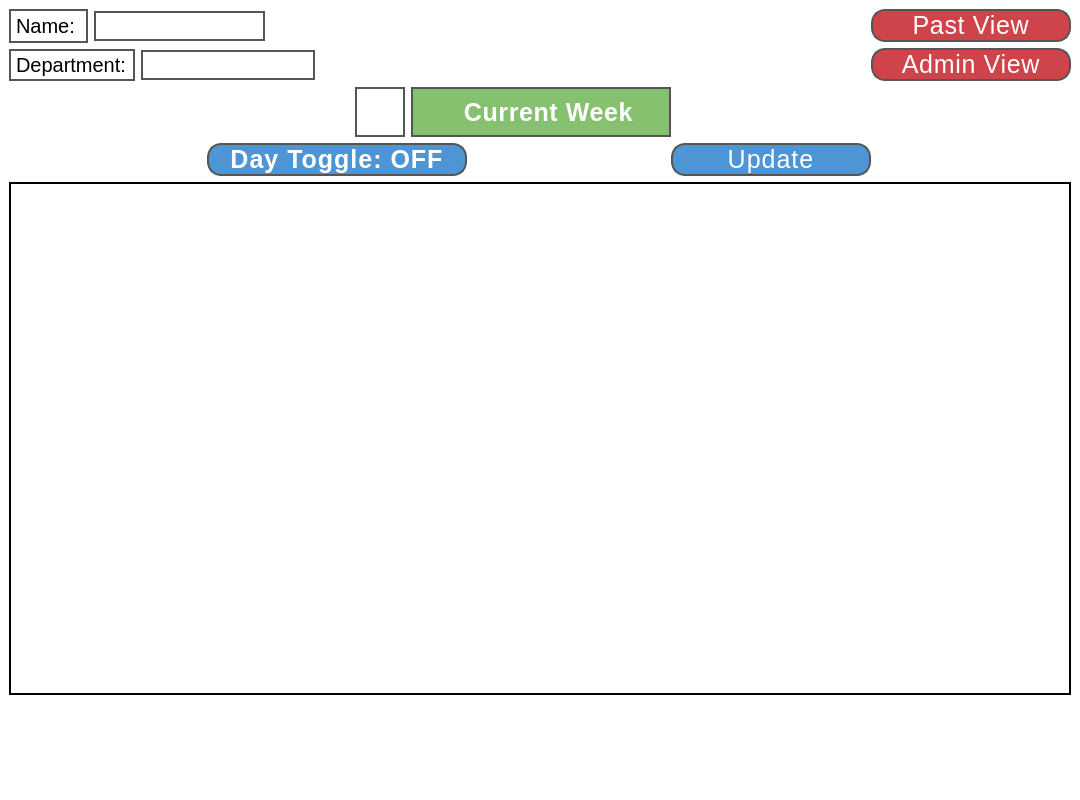
First picture: the form in Windows/CurrentView.ui, repository SEXESunny/SDEV265Final, before the edit.
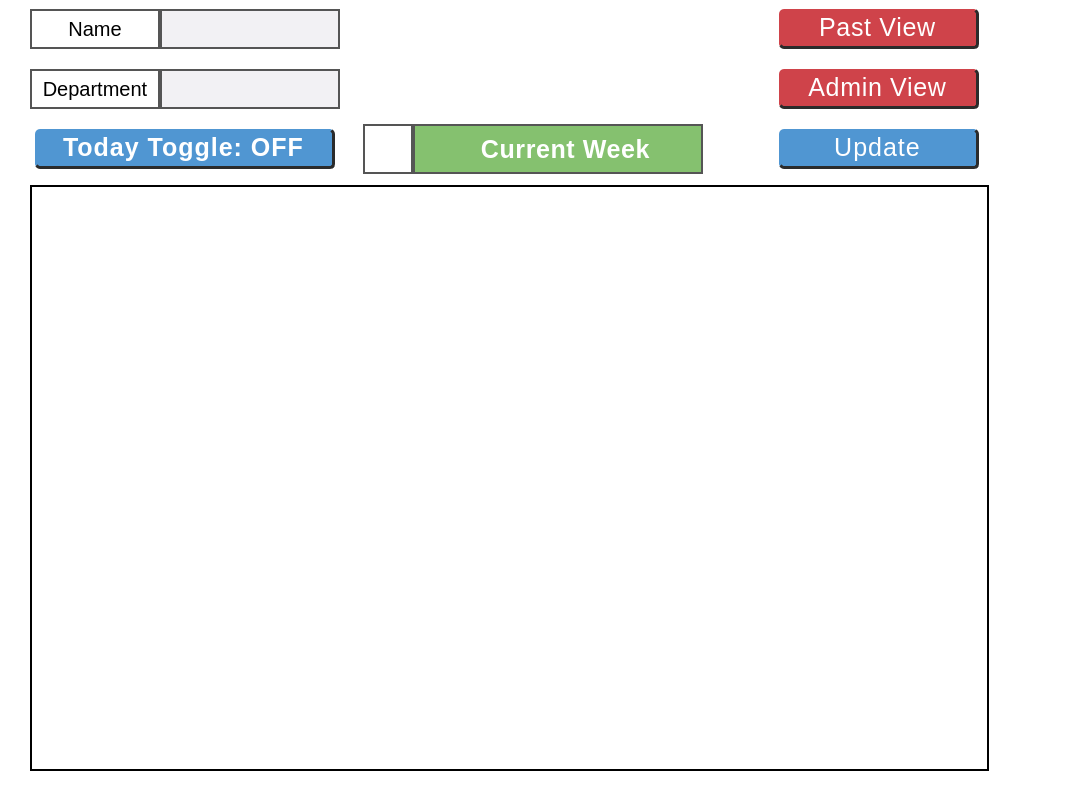
Second picture: the form after the edit. Icons and pictures are not drawn.

The edit to the form file:
```diff
--- a/Windows/CurrentView.ui
+++ b/Windows/CurrentView.ui
@@ -10,9 +10,15 @@
     <height>800</height>
    </rect>
   </property>
+  <property name="sizePolicy">
+   <sizepolicy hsizetype="Fixed" vsizetype="Fixed">
+    <horstretch>0</horstretch>
+    <verstretch>0</verstretch>
+   </sizepolicy>
+  </property>
   <property name="minimumSize">
    <size>
-    <width>200</width>
+    <width>1080</width>
     <height>800</height>
    </size>
   </property>
@@ -50,71 +56,145 @@
     </size>
    </property>
    <layout class="QGridLayout" name="gridLayout">
-    <item row="0" column="0">
-     <layout class="QHBoxLayout" name="horizontalLayout_3">
+    <item row="4" column="0">
+     <spacer name="horizontalSpacer_7">
+      <property name="orientation">
+       <enum>Qt::Orientation::Horizontal</enum>
+      </property>
+      <property name="sizeType">
+       <enum>QSizePolicy::Policy::Fixed</enum>
+      </property>
+      <property name="sizeHint" stdset="0">
+       <size>
+        <width>15</width>
+        <height>20</height>
+       </size>
+      </property>
+     </spacer>
+    </item>
+    <item row="4" column="4">
+     <layout class="QVBoxLayout" name="verticalLayout_4">
+      <item>
+       <layout class="QGridLayout" name="gridLayout_8">
       <property name="leftMargin">
-       <number>0</number>
+         <number>10</number>
       </property>
       <property name="rightMargin">
-       <number>600</number>
-      </property>
-      <item alignment="Qt::AlignmentFlag::AlignLeft">
-       <widget class="QLabel" name="name_label">
+         <number>10</number>
+        </property>
+        <item row="0" column="0">
+         <widget class="QPushButton" name="update_button">
+          <property name="sizePolicy">
+           <sizepolicy hsizetype="Fixed" vsizetype="Fixed">
+            <horstretch>0</horstretch>
+            <verstretch>0</verstretch>
+           </sizepolicy>
+          </property>
+          <property name="minimumSize">
+           <size>
+            <width>200</width>
+            <height>40</height>
+           </size>
+          </property>
         <property name="maximumSize">
          <size>
-          <width>80</width>
-          <height>16777215</height>
+            <width>200</width>
+            <height>40</height>
          </size>
         </property>
         <property name="font">
          <font>
           <family>Tahoma</family>
           <pointsize>-1</pointsize>
-         </font>
-        </property>
+            <fontweight>ExtraBold</fontweight>
+           </font>
+          </property>
+          <property name="cursor">
+           <cursorShape>PointingHandCursor</cursorShape>
+          </property>
         <property name="styleSheet">
-         <string notr="true">border: 2px solid #555; 
-background-color: white; 
-color: black; 
-font-size: 20px;</string>
+           <string notr="true">
+QPushButton {
+border: None; 
+border-radius: 5px;
+border-right: 2.7px solid rgb(43, 43, 43); 
+border-bottom: 2.7px solid rgb(43, 43, 43);
+background-color: rgb(80, 150, 210); 
+color: white; 
+letter-spacing: 1px; 
+font-size: 25px;
+}
+
+QPushButton:hover {;
+color: rgb(238, 237, 240);
+background-color: rgb(44, 112, 160);
+}
+</string>
         </property>
         <property name="text">
-         <string>Name: </string>
+           <string>Update</string>
         </property>
        </widget>
       </item>
-      <item alignment="Qt::AlignmentFlag::AlignLeft">
-       <widget class="QLineEdit" name="name_filter">
-        <property name="minimumSize">
+       </layout>
+      </item>
+     </layout>
+    </item>
+    <item row="0" column="0">
+     <spacer name="horizontalSpacer_4">
+      <property name="orientation">
+       <enum>Qt::Orientation::Horizontal</enum>
+      </property>
+      <property name="sizeType">
+       <enum>QSizePolicy::Policy::Fixed</enum>
+      </property>
+      <property name="sizeHint" stdset="0">
          <size>
-          <width>100</width>
-          <height>0</height>
-         </size>
-        </property>
-        <property name="maximumSize">
+        <width>15</width>
+        <height>20</height>
+       </size>
+      </property>
+     </spacer>
+    </item>
+    <item row="4" column="6">
+     <spacer name="horizontalSpacer_8">
+      <property name="orientation">
+       <enum>Qt::Orientation::Horizontal</enum>
+      </property>
+      <property name="sizeType">
+       <enum>QSizePolicy::Policy::Fixed</enum>
+      </property>
+      <property name="sizeHint" stdset="0">
          <size>
-          <width>200</width>
-          <height>16777215</height>
-         </size>
-        </property>
-        <property name="styleSheet">
-         <string notr="true">border: 2px solid #555; 
-background-color: white; 
-color: black; 
-font-size: 20px;</string>
-        </property>
-       </widget>
-      </item>
-     </layout>
-    </item>
-    <item row="0" column="1" rowspan="2">
-     <layout class="QVBoxLayout" name="verticalLayout_2">
-      <item>
+        <width>20</width>
+        <height>20</height>
+       </size>
+      </property>
+     </spacer>
+    </item>
+    <item row="0" column="4">
+     <layout class="QGridLayout" name="gridLayout_7">
+      <property name="topMargin">
+       <number>0</number>
+      </property>
+      <property name="horizontalSpacing">
+       <number>0</number>
+      </property>
+      <property name="verticalSpacing">
+       <number>20</number>
+      </property>
+      <item row="0" column="0">
        <widget class="QPushButton" name="past_view_button">
         <property name="minimumSize">
          <size>
           <width>200</width>
-          <height>0</height>
+          <height>40</height>
+         </size>
+        </property>
+        <property name="maximumSize">
+         <size>
+          <width>200</width>
+          <height>40</height>
          </size>
         </property>
         <property name="font">
@@ -125,24 +205,40 @@
          </font>
         </property>
         <property name="styleSheet">
-         <string notr="true">border: 2px solid #555; 
-border-radius: 14px;
+         <string notr="true">QPushButton {
+border: None; 
+border-radius: 5px;
+border-right: 2.7px solid rgb(43, 43, 43); 
+border-bottom: 2.7px solid rgb(43, 43, 43);
 background-color:rgb(207, 67, 74); 
 color: white; 
 letter-spacing: 0.7px; 
-font-size: 25px;</string>
+font-size: 25px;
+}
+
+QPushButton:hover {
+color: rgb(238, 237, 240);
+background-color: rgb(165, 48, 55);
+}
+</string>
         </property>
         <property name="text">
          <string>Past View</string>
         </property>
        </widget>
       </item>
-      <item>
+      <item row="1" column="0">
        <widget class="QPushButton" name="admin_view_button">
         <property name="minimumSize">
          <size>
           <width>200</width>
-          <height>0</height>
+          <height>40</height>
+         </size>
+        </property>
+        <property name="maximumSize">
+         <size>
+          <width>200</width>
+          <height>40</height>
          </size>
         </property>
         <property name="font">
@@ -153,12 +249,22 @@
          </font>
         </property>
         <property name="styleSheet">
-         <string notr="true">border: 2px solid #555; 
-border-radius: 14px;
+         <string notr="true">QPushButton {
+border: None; 
+border-radius: 5px;
+border-right: 2.7px solid rgb(43, 43, 43); 
+border-bottom: 2.7px solid rgb(43, 43, 43);
 background-color:rgb(207, 67, 74); 
 color: white; 
 letter-spacing: 0.7px; 
-font-size: 25px;</string>
+font-size: 25px;
+}
+
+QPushButton:hover {
+color: rgb(238, 237, 240);
+background-color: rgb(165, 48, 55);
+}
+</string>
         </property>
         <property name="text">
          <string>Admin View</string>
@@ -167,23 +273,74 @@
       </item>
      </layout>
     </item>
+    <item row="0" column="1">
+     <layout class="QGridLayout" name="gridLayout_4">
+      <item row="2" column="0">
+       <layout class="QGridLayout" name="gridLayout_5">
+        <property name="horizontalSpacing">
+         <number>0</number>
+        </property>
+        <property name="verticalSpacing">
+         <number>20</number>
+        </property>
+        <item row="0" column="0">
+         <widget class="QLabel" name="name_label">
+          <property name="sizePolicy">
+           <sizepolicy hsizetype="Fixed" vsizetype="Fixed">
+            <horstretch>0</horstretch>
+            <verstretch>0</verstretch>
+           </sizepolicy>
+          </property>
+          <property name="minimumSize">
+           <size>
+            <width>130</width>
+            <height>40</height>
+           </size>
+          </property>
+          <property name="maximumSize">
+           <size>
+            <width>130</width>
+            <height>40</height>
+           </size>
+          </property>
+          <property name="font">
+           <font>
+            <family>Tahoma</family>
+            <pointsize>-1</pointsize>
+           </font>
+          </property>
+          <property name="styleSheet">
+           <string notr="true">border: 2px solid #555; 
+background-color: white; 
+color: black; 
+font-size: 20px;</string>
+          </property>
+          <property name="text">
+           <string>Name</string>
+          </property>
+          <property name="alignment">
+           <set>Qt::AlignmentFlag::AlignCenter</set>
+          </property>
+         </widget>
+        </item>
     <item row="1" column="0">
-     <layout class="QHBoxLayout" name="horizontalLayout_4">
-      <property name="rightMargin">
-       <number>550</number>
-      </property>
-      <item alignment="Qt::AlignmentFlag::AlignLeft">
        <widget class="QLabel" name="department_label">
+          <property name="sizePolicy">
+           <sizepolicy hsizetype="Fixed" vsizetype="Fixed">
+            <horstretch>0</horstretch>
+            <verstretch>0</verstretch>
+           </sizepolicy>
+          </property>
         <property name="minimumSize">
          <size>
-          <width>50</width>
-          <height>0</height>
+            <width>130</width>
+            <height>40</height>
          </size>
         </property>
         <property name="maximumSize">
          <size>
           <width>130</width>
-          <height>16777215</height>
+            <height>40</height>
          </size>
         </property>
         <property name="font">
@@ -199,37 +356,175 @@
 font-size: 20px;</string>
         </property>
         <property name="text">
-         <string>Department: </string>
+           <string>Department</string>
+          </property>
+          <property name="alignment">
+           <set>Qt::AlignmentFlag::AlignCenter</set>
         </property>
        </widget>
       </item>
-      <item alignment="Qt::AlignmentFlag::AlignLeft">
+        <item row="1" column="1">
        <widget class="QLineEdit" name="department_filter">
+          <property name="sizePolicy">
+           <sizepolicy hsizetype="Fixed" vsizetype="Fixed">
+            <horstretch>0</horstretch>
+            <verstretch>0</verstretch>
+           </sizepolicy>
+          </property>
         <property name="minimumSize">
          <size>
-          <width>100</width>
-          <height>0</height>
+            <width>180</width>
+            <height>40</height>
          </size>
         </property>
         <property name="maximumSize">
          <size>
-          <width>200</width>
-          <height>16777215</height>
-         </size>
-        </property>
+            <width>180</width>
+            <height>40</height>
+           </size>
+          </property>
+          <property name="font">
+           <font>
+            <family>Tahoma</family>
+            <pointsize>-1</pointsize>
+           </font>
+          </property>
         <property name="styleSheet">
          <string notr="true">border: 2px solid #555; 
-background-color: white; 
+background-color: rgb(242, 241, 244); 
 color: black; 
-font-size: 20px;</string>
-        </property>
-       </widget>
-      </item>
-     </layout>
-    </item>
-    <item row="4" column="0" colspan="2">
-     <layout class="QVBoxLayout" name="verticalLayout">
+font-size: 20px;
+padding-left: 8px;</string>
+          </property>
+          <property name="text">
+           <string/>
+          </property>
+         </widget>
+        </item>
+        <item row="0" column="1">
+         <widget class="QLineEdit" name="name_filter">
+          <property name="sizePolicy">
+           <sizepolicy hsizetype="Fixed" vsizetype="Fixed">
+            <horstretch>0</horstretch>
+            <verstretch>0</verstretch>
+           </sizepolicy>
+          </property>
+          <property name="minimumSize">
+           <size>
+            <width>180</width>
+            <height>40</height>
+           </size>
+          </property>
+          <property name="maximumSize">
+           <size>
+            <width>180</width>
+            <height>40</height>
+           </size>
+          </property>
+          <property name="font">
+           <font>
+            <family>Tahoma</family>
+            <pointsize>-1</pointsize>
+           </font>
+          </property>
+          <property name="styleSheet">
+           <string notr="true">border: 2px solid #555; 
+background-color: rgb(242, 241, 244); 
+color: black; 
+font-size: 20px;
+padding-left: 8px;</string>
+          </property>
+          <property name="text">
+           <string/>
+          </property>
+         </widget>
+        </item>
+       </layout>
+      </item>
+     </layout>
+    </item>
+    <item row="6" column="6">
+     <spacer name="horizontalSpacer_3">
+      <property name="orientation">
+       <enum>Qt::Orientation::Horizontal</enum>
+      </property>
+      <property name="sizeType">
+       <enum>QSizePolicy::Policy::Fixed</enum>
+      </property>
+      <property name="sizeHint" stdset="0">
+       <size>
+        <width>20</width>
+        <height>20</height>
+       </size>
+      </property>
+     </spacer>
+    </item>
+    <item row="0" column="6">
+     <spacer name="horizontalSpacer_2">
+      <property name="orientation">
+       <enum>Qt::Orientation::Horizontal</enum>
+      </property>
+      <property name="sizeType">
+       <enum>QSizePolicy::Policy::Fixed</enum>
+      </property>
+      <property name="sizeHint" stdset="0">
+       <size>
+        <width>20</width>
+        <height>20</height>
+       </size>
+      </property>
+     </spacer>
+    </item>
+    <item row="1" column="0" colspan="7">
+     <spacer name="horizontalSpacer_5">
+      <property name="orientation">
+       <enum>Qt::Orientation::Horizontal</enum>
+      </property>
+      <property name="sizeHint" stdset="0">
+       <size>
+        <width>40</width>
+        <height>4</height>
+       </size>
+      </property>
+     </spacer>
+    </item>
+    <item row="0" column="2" colspan="2">
+     <layout class="QVBoxLayout" name="verticalLayout_7">
       <item>
+       <layout class="QGridLayout" name="gridLayout_9">
+        <property name="leftMargin">
+         <number>0</number>
+        </property>
+        <property name="rightMargin">
+         <number>20</number>
+        </property>
+        <property name="spacing">
+         <number>0</number>
+        </property>
+        <item row="0" column="0">
+         <widget class="QLabel" name="label">
+          <property name="maximumSize">
+           <size>
+            <width>211</width>
+            <height>100</height>
+           </size>
+          </property>
+          <property name="text">
+           <string/>
+          </property>
+          <property name="pixmap">
+           <pixmap>:/IMGs/subbaroo_long_name.jpg</pixmap>
+          </property>
+          <property name="scaledContents">
+           <bool>true</bool>
+          </property>
+         </widget>
+        </item>
+       </layout>
+      </item>
+     </layout>
+    </item>
+    <item row="6" column="1" colspan="4">
        <widget class="QTableView" name="current_week_time_table">
         <property name="maximumSize">
          <size>
@@ -300,120 +595,33 @@
         </property>
        </widget>
       </item>
-      <item alignment="Qt::AlignmentFlag::AlignHCenter">
-       <widget class="QLabel" name="label_2">
-        <property name="minimumSize">
-         <size>
-          <width>200</width>
-          <height>90</height>
-         </size>
-        </property>
-        <property name="maximumSize">
-         <size>
-          <width>200</width>
-          <height>90</height>
-         </size>
-        </property>
-        <property name="font">
-         <font>
-          <kerning>true</kerning>
-         </font>
-        </property>
-        <property name="text">
-         <string/>
-        </property>
-        <property name="pixmap">
-         <pixmap>:/IMGs/subbaroo_long_name.jpg</pixmap>
-        </property>
-        <property name="scaledContents">
-         <bool>true</bool>
-        </property>
-       </widget>
-      </item>
-     </layout>
-    </item>
-    <item row="3" column="0" colspan="2">
-     <layout class="QHBoxLayout" name="horizontalLayout_5">
+    <item row="4" column="2" colspan="2">
+     <layout class="QVBoxLayout" name="verticalLayout_5">
       <item>
-       <widget class="QPushButton" name="day_toggle_button">
-        <property name="sizePolicy">
-         <sizepolicy hsizetype="Fixed" vsizetype="Fixed">
-          <horstretch>0</horstretch>
-          <verstretch>0</verstretch>
-         </sizepolicy>
-        </property>
-        <property name="minimumSize">
-         <size>
-          <width>260</width>
-          <height>0</height>
-         </size>
-        </property>
-        <property name="font">
-         <font>
-          <family>Tahoma</family>
-          <pointsize>-1</pointsize>
-          <bold>true</bold>
-         </font>
-        </property>
-        <property name="styleSheet">
-         <string notr="true">border: 2px solid #555; 
-border-radius: 14px;
-background-color: rgb(78, 149, 213); 
-color: white; 
-letter-spacing: 1px; 
-font-size: 25px;</string>
-        </property>
-        <property name="text">
-         <string>Day Toggle: OFF</string>
-        </property>
-       </widget>
-      </item>
-      <item>
-       <widget class="QPushButton" name="update_button">
-        <property name="minimumSize">
-         <size>
-          <width>200</width>
-          <height>0</height>
-         </size>
-        </property>
-        <property name="maximumSize">
-         <size>
-          <width>200</width>
-          <height>16777215</height>
-         </size>
-        </property>
-        <property name="font">
-         <font>
-          <family>Tahoma</family>
-          <pointsize>-1</pointsize>
-          <fontweight>ExtraBold</fontweight>
-         </font>
-        </property>
-        <property name="styleSheet">
-         <string notr="true">border: 2px solid #555; 
-border-radius: 14px;
-background-color: rgb(78, 149, 213); 
-color: white; 
-letter-spacing: 1px; 
-font-size: 25px;</string>
-        </property>
-        <property name="text">
-         <string>Update</string>
-        </property>
-       </widget>
-      </item>
-     </layout>
-    </item>
-    <item row="2" column="0" colspan="2">
-     <layout class="QHBoxLayout" name="horizontalLayout_2">
+       <layout class="QGridLayout" name="gridLayout_2">
       <property name="leftMargin">
+         <number>17</number>
+        </property>
+        <property name="topMargin">
        <number>0</number>
       </property>
       <property name="rightMargin">
-       <number>400</number>
-      </property>
-      <item alignment="Qt::AlignmentFlag::AlignRight|Qt::AlignmentFlag::AlignVCenter">
+         <number>60</number>
+        </property>
+        <property name="bottomMargin">
+         <number>10</number>
+        </property>
+        <property name="spacing">
+         <number>0</number>
+        </property>
+        <item row="0" column="0">
        <widget class="QLabel" name="current_week_icon">
+          <property name="sizePolicy">
+           <sizepolicy hsizetype="Fixed" vsizetype="Fixed">
+            <horstretch>0</horstretch>
+            <verstretch>0</verstretch>
+           </sizepolicy>
+          </property>
         <property name="minimumSize">
          <size>
           <width>50</width>
@@ -444,19 +652,28 @@
         <property name="scaledContents">
          <bool>true</bool>
         </property>
-       </widget>
-      </item>
-      <item alignment="Qt::AlignmentFlag::AlignTop">
+          <property name="alignment">
+           <set>Qt::AlignmentFlag::AlignRight|Qt::AlignmentFlag::AlignTrailing|Qt::AlignmentFlag::AlignVCenter</set>
+          </property>
+         </widget>
+        </item>
+        <item row="0" column="1">
        <widget class="QLabel" name="current_week_label">
+          <property name="sizePolicy">
+           <sizepolicy hsizetype="Fixed" vsizetype="Fixed">
+            <horstretch>0</horstretch>
+            <verstretch>0</verstretch>
+           </sizepolicy>
+          </property>
         <property name="minimumSize">
          <size>
-          <width>50</width>
+            <width>290</width>
           <height>50</height>
          </size>
         </property>
         <property name="maximumSize">
          <size>
-          <width>260</width>
+            <width>290</width>
           <height>40</height>
          </size>
         </property>
@@ -484,6 +701,110 @@
        </widget>
       </item>
      </layout>
+      </item>
+     </layout>
+    </item>
+    <item row="6" column="0">
+     <spacer name="horizontalSpacer">
+      <property name="orientation">
+       <enum>Qt::Orientation::Horizontal</enum>
+      </property>
+      <property name="sizeType">
+       <enum>QSizePolicy::Policy::Fixed</enum>
+      </property>
+      <property name="sizeHint" stdset="0">
+       <size>
+        <width>15</width>
+        <height>20</height>
+       </size>
+      </property>
+     </spacer>
+    </item>
+    <item row="4" column="1">
+     <layout class="QVBoxLayout" name="verticalLayout_2">
+      <item>
+       <layout class="QGridLayout" name="gridLayout_6">
+        <item row="0" column="0">
+         <widget class="QPushButton" name="day_toggle_button">
+          <property name="enabled">
+           <bool>true</bool>
+          </property>
+          <property name="sizePolicy">
+           <sizepolicy hsizetype="Fixed" vsizetype="Fixed">
+            <horstretch>0</horstretch>
+            <verstretch>0</verstretch>
+           </sizepolicy>
+          </property>
+          <property name="minimumSize">
+           <size>
+            <width>300</width>
+            <height>40</height>
+           </size>
+          </property>
+          <property name="maximumSize">
+           <size>
+            <width>300</width>
+            <height>40</height>
+           </size>
+          </property>
+          <property name="font">
+           <font>
+            <family>Tahoma</family>
+            <pointsize>-1</pointsize>
+            <bold>true</bold>
+           </font>
+          </property>
+          <property name="cursor">
+           <cursorShape>PointingHandCursor</cursorShape>
+          </property>
+          <property name="layoutDirection">
+           <enum>Qt::LayoutDirection::LeftToRight</enum>
+          </property>
+          <property name="styleSheet">
+           <string notr="true">QPushButton {
+border: None; 
+border-radius: 5px;
+border-right: 2.7px solid rgb(43, 43, 43); 
+border-bottom: 2.7px solid rgb(43, 43, 43);
+background-color: rgb(80, 150, 210); 
+color: white; 
+letter-spacing: 1px; 
+font-size: 25px;
+}
+
+QPushButton:hover {
+color: rgb(238, 237, 240);
+background-color: rgb(44, 112, 160);
+}
+</string>
+          </property>
+          <property name="text">
+           <string>Today Toggle: OFF</string>
+          </property>
+          <property name="checkable">
+           <bool>false</bool>
+          </property>
+         </widget>
+        </item>
+       </layout>
+      </item>
+     </layout>
+    </item>
+    <item row="7" column="2" colspan="2">
+     <spacer name="verticalSpacer">
+      <property name="orientation">
+       <enum>Qt::Orientation::Vertical</enum>
+      </property>
+      <property name="sizeType">
+       <enum>QSizePolicy::Policy::Fixed</enum>
+      </property>
+      <property name="sizeHint" stdset="0">
+       <size>
+        <width>20</width>
+        <height>20</height>
+       </size>
+      </property>
+     </spacer>
     </item>
    </layout>
   </widget>
```
Left out of the diff: 6 changed lines with no effect on the pictures. Lines whose indentation alone changed are shown as unchanged.
